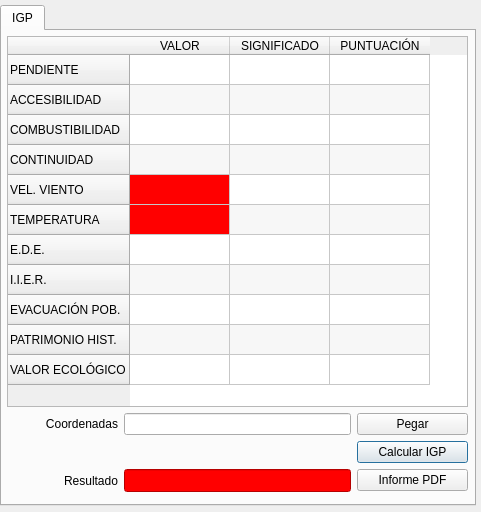
First picture: the form in ui_igpdialog.ui, repository fherdom/igp, before the edit.
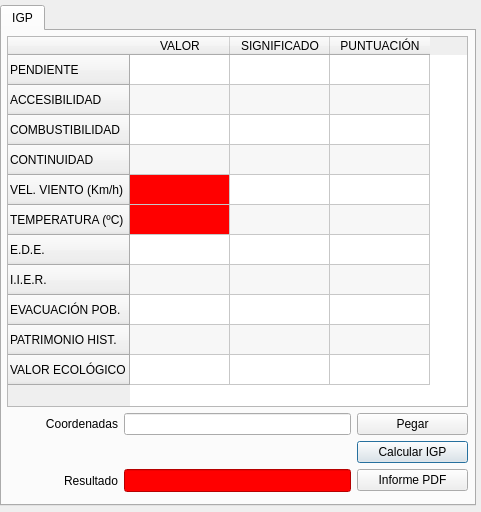
Second picture: the form after the edit.

Patch:
```diff
--- a/ui_igpdialog.ui
+++ b/ui_igpdialog.ui
@@ -209,12 +209,12 @@
         </row>
         <row>
          <property name="text">
-          <string>VEL. VIENTO</string>
+          <string>VEL. VIENTO (Km/h)</string>
          </property>
         </row>
         <row>
          <property name="text">
-          <string>TEMPERATURA</string>
+          <string>TEMPERATURA (ºC)</string>
          </property>
         </row>
         <row>
```
